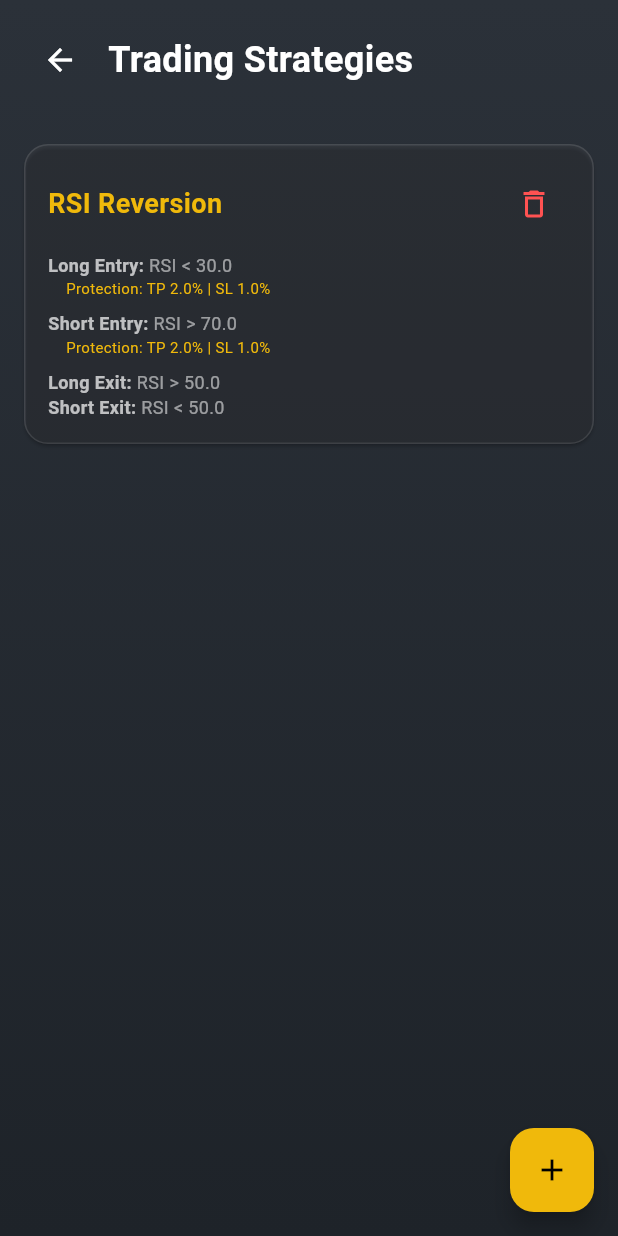
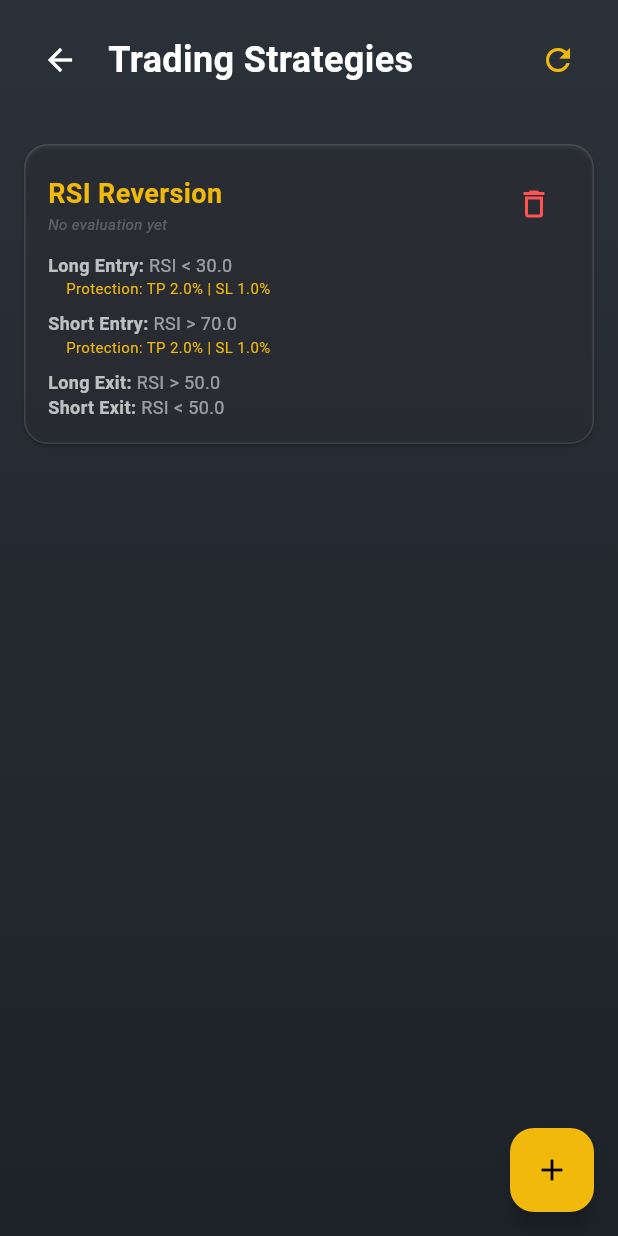
Before and after one commit to fshangala/tradetool, a Flutter app: the StrategyListView screen opened by its route, on a phone screen of 412 x 824 dp. Run offline on Flutter 3.47's test engine with Material 3 defaults, Android fonts, the phone set to English and light mode, and no system bars; our stand-ins replace logger, shared_preferences, wakelock_plus; missing offline and left inert: k_chart_plus; accounts and stored records are empty; network calls fail.

Commit message:
ui: add reload button to strategy list view

```diff
--- a/lib/models/strategy.dart
+++ b/lib/models/strategy.dart
@@ -118,6 +118,70 @@ class EntrySettings {
   }
 }
 
+class EvaluationResult {
+  final String symbol;
+  final String interval;
+  final double initialCapital;
+  final int leverage;
+  final int totalTrades;
+  final int profitableTrades;
+  final int lossTrades;
+  final double grossProfit;
+  final double grossLoss;
+  final double totalFees;
+  final double netEarnings;
+  final int rating; // 0-5 stars
+
+  EvaluationResult({
+    required this.symbol,
+    required this.interval,
+    required this.initialCapital,
+    required this.leverage,
+    required this.totalTrades,
+    required this.profitableTrades,
+    required this.lossTrades,
+    required this.grossProfit,
+    required this.grossLoss,
+    required this.totalFees,
+    required this.netEarnings,
+    required this.rating,
+  });
+
+  factory EvaluationResult.fromJson(Map<String, dynamic> json) {
+    return EvaluationResult(
+      symbol: json['symbol'],
+      interval: json['interval'],
+      initialCapital: (json['initialCapital'] as num).toDouble(),
+      leverage: json['leverage'],
+      totalTrades: json['totalTrades'],
+      profitableTrades: json['profitableTrades'],
+      lossTrades: json['lossTrades'],
+      grossProfit: (json['grossProfit'] as num).toDouble(),
+      grossLoss: (json['grossLoss'] as num).toDouble(),
+      totalFees: (json['totalFees'] as num).toDouble(),
+      netEarnings: (json['netEarnings'] as num).toDouble(),
+      rating: json['rating'],
+    );
+  }
+
+  Map<String, dynamic> toJson() {
+    return {
+      'symbol': symbol,
+      'interval': interval,
+      'initialCapital': initialCapital,
+      'leverage': leverage,
+      'totalTrades': totalTrades,
+      'profitableTrades': profitableTrades,
+      'lossTrades': lossTrades,
+      'grossProfit': grossProfit,
+      'grossLoss': grossLoss,
+      'totalFees': totalFees,
+      'netEarnings': netEarnings,
+      'rating': rating,
+    };
+  }
+}
+
 class Strategy {
   final String id;
   final String name;
@@ -126,6 +190,7 @@ class Strategy {
   final EntrySettings shortEntry;
   final StrategyPhase longExit;
   final StrategyPhase shortExit;
+  final EvaluationResult? lastResult;
 
   Strategy({
     required this.id,
@@ -135,6 +200,7 @@ class Strategy {
     required this.shortEntry,
     required this.longExit,
     required this.shortExit,
+    this.lastResult,
   });
 
   factory Strategy.fromJson(Map<String, dynamic> json) {
@@ -146,6 +212,9 @@ class Strategy {
       shortEntry: EntrySettings.fromJson(json['shortEntry']),
       longExit: StrategyPhase.fromJson(json['longExit']),
       shortExit: StrategyPhase.fromJson(json['shortExit']),
+      lastResult: json['lastResult'] != null
+          ? EvaluationResult.fromJson(json['lastResult'])
+          : null,
     );
   }
 
@@ -158,6 +227,28 @@ class Strategy {
       'shortEntry': shortEntry.toJson(),
       'longExit': longExit.toJson(),
       'shortExit': shortExit.toJson(),
+      'lastResult': lastResult?.toJson(),
     };
   }
+
+  Strategy copyWith({
+    String? name,
+    double? walletPercentage,
+    EntrySettings? longEntry,
+    EntrySettings? shortEntry,
+    StrategyPhase? longExit,
+    StrategyPhase? shortExit,
+    EvaluationResult? lastResult,
+  }) {
+    return Strategy(
+      id: id,
+      name: name ?? this.name,
+      walletPercentage: walletPercentage ?? this.walletPercentage,
+      longEntry: longEntry ?? this.longEntry,
+      shortEntry: shortEntry ?? this.shortEntry,
+      longExit: longExit ?? this.longExit,
+      shortExit: shortExit ?? this.shortExit,
+      lastResult: lastResult ?? this.lastResult,
+    );
+  }
 }
--- a/lib/viewmodels/strategy_viewmodel.dart
+++ b/lib/viewmodels/strategy_viewmodel.dart
@@ -13,6 +13,10 @@ class StrategyViewModel extends ChangeNotifier {
 
   StrategyViewModel() {
     _loadStrategies();
+  }
+
+  Future<void> refresh() async {
+    await _loadStrategies();
   }
 
   Future<void> _loadStrategies() async {
--- a/lib/views/strategy_list_view.dart
+++ b/lib/views/strategy_list_view.dart
@@ -82,6 +82,21 @@ class StrategyListView extends StatelessWidget {
               fontWeight: FontWeight.bold,
             ),
           ),
+          const Spacer(),
+          Consumer<StrategyViewModel>(
+            builder: (context, viewModel, child) {
+              return IconButton(
+                icon: viewModel.isLoading
+                  ? const SizedBox(
+                      width: 20,
+                      height: 20,
+                      child: CircularProgressIndicator(color: BinanceTheme.yellow, strokeWidth: 2),
+                    )
+                  : const Icon(Icons.refresh, color: BinanceTheme.yellow),
+                onPressed: viewModel.isLoading ? null : () => viewModel.refresh(),
+              );
+            },
+          ),
         ],
       ),
     );
@@ -113,12 +128,35 @@ class StrategyListView extends StatelessWidget {
               Row(
                 mainAxisAlignment: MainAxisAlignment.spaceBetween,
                 children: [
+                  Expanded(
+                    child: Column(
+                      crossAxisAlignment: CrossAxisAlignment.start,
+                      children: [
                         Text(
                           strategy.name,
                           style: const TextStyle(
                             color: BinanceTheme.yellow,
                             fontSize: 18,
                             fontWeight: FontWeight.bold,
+                          ),
+                        ),
+                        if (strategy.lastResult != null)
+                          Row(
+                            children: [
+                              _buildRatingStars(strategy.lastResult!.rating),
+                              const SizedBox(width: 8),
+                              Text(
+                                'Success: ${((strategy.lastResult!.profitableTrades / (strategy.lastResult!.totalTrades > 0 ? strategy.lastResult!.totalTrades : 1)) * 100).toStringAsFixed(1)}%',
+                                style: const TextStyle(color: Colors.white54, fontSize: 10),
+                              ),
+                            ],
+                          )
+                        else
+                          const Text(
+                            'No evaluation yet',
+                            style: TextStyle(color: Colors.white24, fontSize: 10, fontStyle: FontStyle.italic),
+                          ),
+                      ],
                     ),
                   ),
                   IconButton(
@@ -193,6 +231,18 @@ class StrategyListView extends StatelessWidget {
     }
   }
 
+  Widget _buildRatingStars(int rating) {
+    return Row(
+      children: List.generate(5, (index) {
+        return Icon(
+          index < rating ? Icons.star : Icons.star_border,
+          color: BinanceTheme.yellow,
+          size: 12,
+        );
+      }),
+    );
+  }
+
   void _confirmDelete(BuildContext context, Strategy strategy, StrategyViewModel viewModel) {
     showDialog(
       context: context,
```
Also changed, not shown: lib/viewmodels/strategy_evaluation_viewmodel.dart (+33 -0 lines), lib/views/strategy_edit_view.dart (+68 -1 lines), 2 other files. Lines whose indentation alone changed are shown as unchanged.
